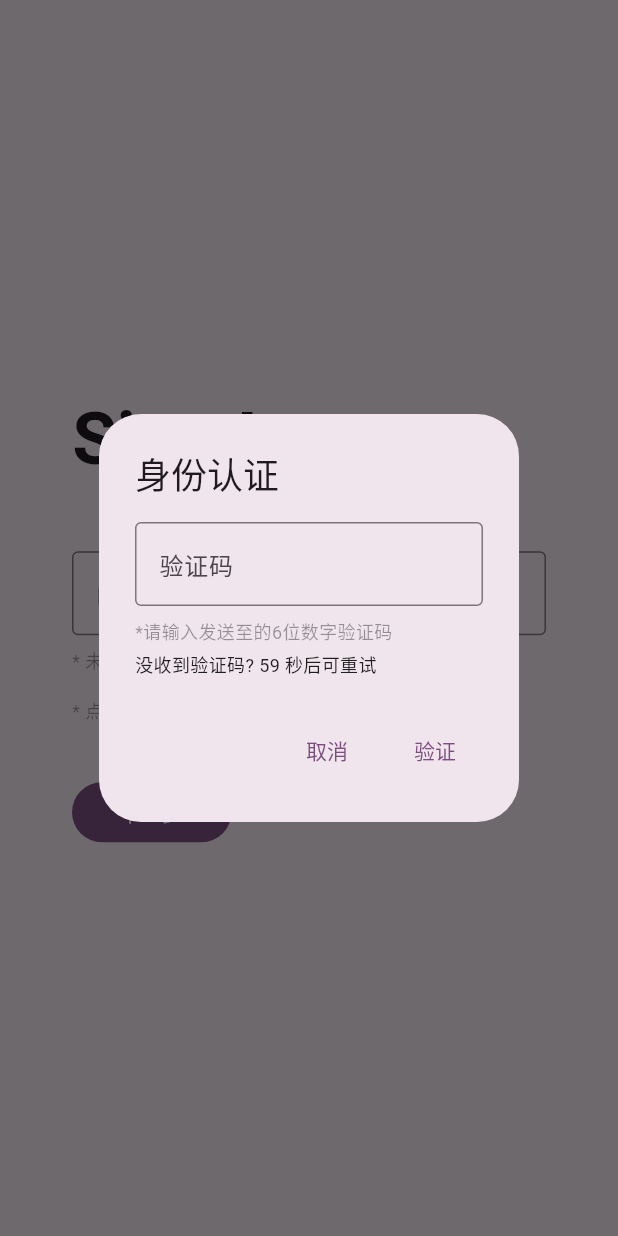
After one commit to k2ane/exam_master-flutter, a Flutter app: the LoginFromWidget screen opened directly, after a tap on "下一步", on a phone screen of 412 x 824 dp. The commit adds this screen. Run offline on Flutter 3.47's test engine with Material 3 defaults, Android fonts, the phone set to English and light mode, and no system bars; our stand-ins replace dio, fl_chart, flutter_riverpod, flutter_secure_storage, go_router, riverpod_annotation; accounts and stored records are empty; generated files the repository leaves out were written again.

Commit message:
Refactor login flow and add OTP widget
Replaces the old OTP page with a new OTP widget and refactors the login flow to use modular widgets. Adds login background image, login state provider, and dialog utilities. Updates routing and authentication logic to support the new flow, and introduces registration response model. Removes the old OTP page and updates pubspec.yaml to include assets.

```diff
--- a/lib/main.dart
+++ b/lib/main.dart
@@ -16,11 +16,11 @@ class ExamApp extends ConsumerWidget {
   Widget build(BuildContext context, WidgetRef ref) {
     final currentLocale = ref.watch(localeControllerProvider);
     final lightColorSchema = ColorScheme.fromSeed(
-      seedColor: Colors.blue, // 🌱 你的种子颜色
+      seedColor: Colors.purple, // 🌱 你的种子颜色
       brightness: Brightness.light,
     );
     final darkColorSchema = ColorScheme.fromSeed(
-      seedColor: Colors.blue,
+      seedColor: Colors.purple,
       brightness: Brightness.dark,
     );
     final goRouter = ref.watch(routerProvider);
@@ -59,73 +59,3 @@ class ExamApp extends ConsumerWidget {
     );
   }
 }
-
-// class DetailsScreen extends StatelessWidget {
-//   /// Constructs a [DetailsScreen]
-//   const DetailsScreen({super.key});
-
-//   @override
-//   Widget build(BuildContext context) {
-//     // 获取http客户端
-//     final client = ref.watch(httpClientProvider);
-//     final args = ModalRoute.of(context)!.settings.arguments as Map;
-//     final String title = args['title'];
-//     void loadData() async {
-//       try {
-//         final res = await client.get('/');
-//       } catch (e) {
-//         debugPrint("错误: ${e}");
-//       }
-//     }
-
-//     return PopScope(
-//       canPop: false,
-//       onPopInvokedWithResult: (bool didPop, dynamic result) async {
-//         if (didPop) {
-//           return;
-//         }
-//         final shouldPop = await _showExitDialog(context);
-//         if (shouldPop == true) {
-//           if (context.mounted) {
-//             Navigator.of(context).pop();
-//           }
-//         }
-//       },
-//       child: Scaffold(
-//         appBar: AppBar(title: Text(title)),
-//         body: Center(
-//           child: ElevatedButton(onPressed: loadData, child: const Text('测试按钮')),
-//         ),
-//       ),
-//     );
-//   }
-// }
-
-// Future<bool?> _showExitDialog(BuildContext context) {
-//   return showDialog<bool>(
-//     context: context,
-//     builder: (context) {
-//       return AlertDialog(
-//         title: const Text("确定要退出吗？"),
-//         content: const Text("现在的答题进度将不会保存。"),
-//         actions: [
-//           TextButton(
-//             onPressed: () {
-//               // 关闭对话框，返回 false (不退出)
-//               Navigator.of(context).pop(false);
-//             },
-//             child: const Text("取消"),
-//           ),
-//           TextButton(
-//             onPressed: () {
-//               // 关闭对话框，返回 true (确定退出)
-//               Navigator.of(context).pop(true);
-//             },
-//             style: TextButton.styleFrom(foregroundColor: Colors.red),
-//             child: const Text("确定退出"),
-//           ),
-//         ],
-//       );
-//     },
-//   );
-// }
--- /dev/null
+++ b/lib/providers/login_state_provider.dart
@@ -0,0 +1,3 @@
+import 'package:flutter_riverpod/flutter_riverpod.dart';
+
+final loginEmailProvider = StateProvider<String>((ref) => "");
--- /dev/null
+++ b/lib/views/widgets/login_from_widget.dart
@@ -0,0 +1,99 @@
+import 'package:exam_master_flutter/providers/login_state_provider.dart';
+import 'package:exam_master_flutter/views/widgets/otp_widget.dart';
+import 'package:exam_master_flutter/views/widgets/pop_dialog.dart';
+import 'package:flutter/material.dart';
+import 'package:flutter_riverpod/flutter_riverpod.dart';
+
+class LoginFromWidget extends ConsumerStatefulWidget {
+  const LoginFromWidget({super.key});
+  @override
+  ConsumerState<ConsumerStatefulWidget> createState() => _LoginPageState();
+}
+
+class _LoginPageState extends ConsumerState<LoginFromWidget> {
+  final _emailCtrl = TextEditingController();
+
+  @override
+  dispose() {
+    _emailCtrl.dispose();
+    super.dispose();
+  }
+
+  @override
+  Widget build(BuildContext context) {
+    return Scaffold(
+      // appBar: AppBar(title: Text('Bondex')),
+      body: GestureDetector(
+        onTap: () => FocusScope.of(context).unfocus(),
+        child: Padding(
+          padding: const EdgeInsets.all(48),
+          child: Form(
+            child: Column(
+              mainAxisAlignment: MainAxisAlignment.center,
+              crossAxisAlignment: CrossAxisAlignment.start,
+              children: [
+                Text(
+                  'Sign In',
+                  style: TextStyle(fontWeight: FontWeight.bold, fontSize: 48),
+                ),
+
+                SizedBox(height: 40),
+                TextFormField(
+                  controller: _emailCtrl,
+                  decoration: InputDecoration(
+                    labelText: '邮箱',
+                    hintText: 'eg: user@bondex.com',
+                    border: OutlineInputBorder(),
+                  ),
+                ),
+                SizedBox(height: 8),
+                Text(
+                  '* 未注册的邮箱将会自动创建账户',
+                  style: TextStyle(color: Colors.black38, fontSize: 12),
+                ),
+                Row(
+                  children: [
+                    Text(
+                      '* 点击下一步代表您同意我们的',
+                      style: TextStyle(color: Colors.black38, fontSize: 12),
+                    ),
+                    TextButton(
+                      onPressed: () => {},
+                      child: Text(
+                        '隐私政策',
+                        style: TextStyle(
+                          color: Colors.black54,
+                          fontWeight: FontWeight.bold,
+                          fontSize: 12,
+                        ),
+                      ),
+                    ),
+                  ],
+                ),
+
+                SizedBox(height: 20),
+                Column(
+                  children: [
+                    FilledButton(
+                      onPressed: () => {
+                        ref.read(loginEmailProvider.notifier).state =
+                            _emailCtrl.text,
+                        showMyDialog(context, "身份认证", OtpWidget()),
+                        // debugPrint('你点击了'),
+                        // context.go('/login/otp'),
+                      },
+                      child: Padding(
+                        padding: const EdgeInsets.all(8.0),
+                        child: Text('下一步'),
+                      ),
+                    ),
+                  ],
+                ),
+              ],
+            ),
+          ),
+        ),
+      ),
+    );
+  }
+}
--- /dev/null
+++ b/lib/views/widgets/otp_widget.dart
@@ -0,0 +1,39 @@
+import 'package:flutter/material.dart';
+import 'package:flutter_riverpod/flutter_riverpod.dart';
+
+class OtpWidget extends ConsumerWidget {
+  const OtpWidget({super.key});
+  @override
+  Widget build(BuildContext context, WidgetRef ref) {
+    // final email = ref.watch(loginEmailProvider);
+
+    return Column(
+      crossAxisAlignment: .start,
+      children: [
+        // Text(email.isEmpty ? "未提供" : email),
+        TextField(
+          decoration: InputDecoration(
+            labelText: '验证码',
+            border: OutlineInputBorder(),
+          ),
+        ),
+        SizedBox(height: 8),
+        Column(
+          // mainAxisAlignment: MainAxisAlignment.start,
+          crossAxisAlignment: CrossAxisAlignment.start,
+          children: [
+            Text(
+              '*请输入发送至的6位数字验证码',
+              style: TextStyle(color: Colors.black38, fontSize: 12),
+            ),
+            SizedBox(height: 4),
+            Text(
+              '没收到验证码? 59 秒后可重试',
+              style: TextStyle(color: Colors.black87, fontSize: 12),
+            ),
+          ],
+        ),
+      ],
+    );
+  }
+}
--- /dev/null
+++ b/lib/views/widgets/pop_dialog.dart
@@ -0,0 +1,27 @@
+import 'package:flutter/material.dart';
+
+Future<void> showMyDialog(
+  BuildContext context,
+  String dialogTitle,
+  Widget widget,
+) async {
+  return showDialog<void>(
+    context: context,
+    barrierDismissible: false, // user must tap button!
+    builder: (BuildContext context) {
+      return AlertDialog(
+        title: Text(dialogTitle),
+        content: SingleChildScrollView(child: widget),
+        actions: <Widget>[
+          TextButton(
+            child: const Text('取消'),
+            onPressed: () {
+              Navigator.of(context).pop();
+            },
+          ),
+          TextButton(child: const Text('验证'), onPressed: () => {}),
+        ],
+      );
+    },
+  );
+}
--- a/pubspec.yaml
+++ b/pubspec.yaml
@@ -33,3 +33,5 @@ dev_dependencies:
 flutter:
   uses-material-design: true
   generate: true
+  assets:
+    - assets/
```
Also changed, not shown: lib/controllers/auth_controller.dart (added, +36 -0 lines), lib/models/user_model.dart (+13 -0 lines), lib/repositories/auth_repository.dart (+17 -3 lines), lib/router.dart (+5 -11 lines), lib/views/shared/login_page.dart (+22 -81 lines), lib/views/shared/otp_page.dart (deleted, +0 -143 lines), assets/login_background_image.jpg (added).
